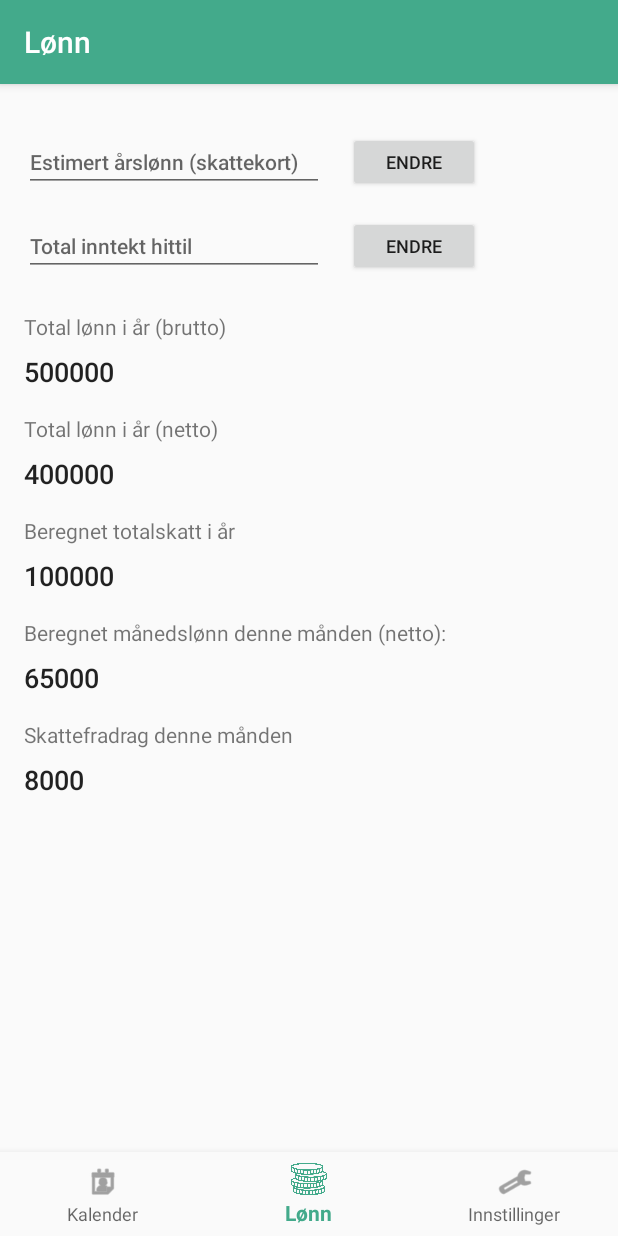
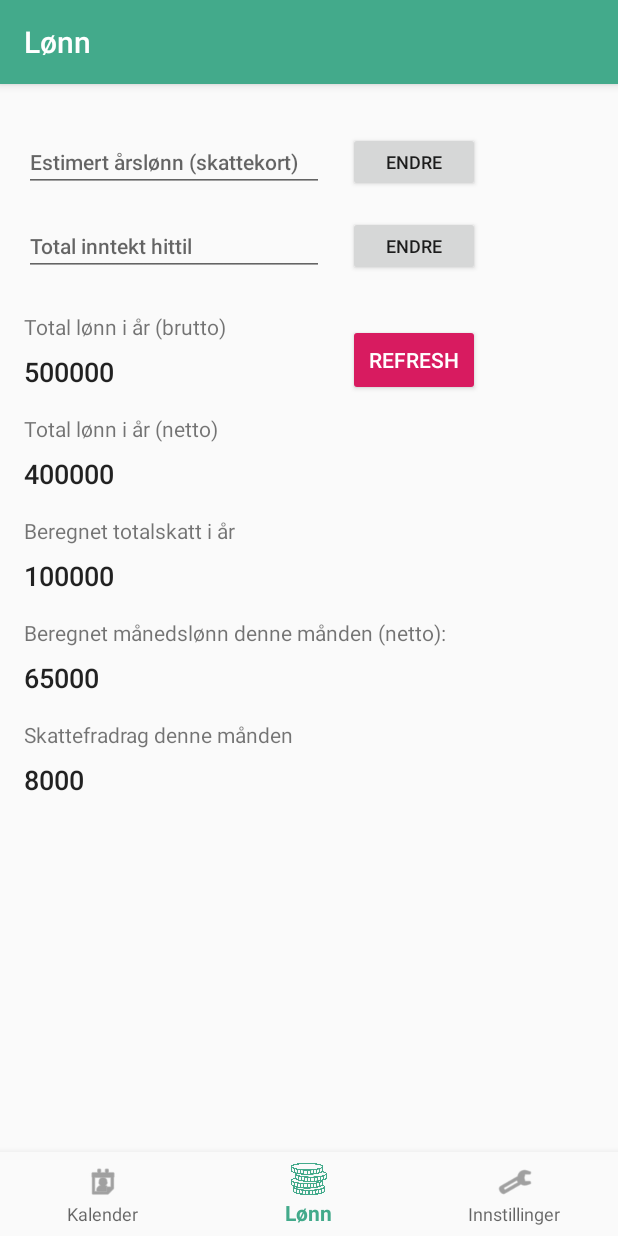
Before and after one commit to marcusbirkeland/terminus, an Android app: the DashboardFragment screen opened through its navigation route, on a phone screen of 412 x 824 dp. Run offline under Robolectric (Android 15) with nearby library versions, the phone set to English and light mode, and no system bars; our stand-ins replace navigation-ui; libraries missing offline, so code that uses them is left out: com.nostra13.universalimageloader.

```diff
--- a/app/src/main/java/com/example/jobbkalender/ui/dashboard/DashboardFragment.java
+++ b/app/src/main/java/com/example/jobbkalender/ui/dashboard/DashboardFragment.java
@@ -1,9 +1,13 @@
 package com.example.jobbkalender.ui.dashboard;
 
+import android.content.Context;
+import android.content.SharedPreferences;
 import android.os.Bundle;
+import android.util.Log;
 import android.view.LayoutInflater;
 import android.view.View;
 import android.view.ViewGroup;
+import android.widget.Button;
 import android.widget.TextView;
 
 import androidx.annotation.Nullable;
@@ -12,11 +16,69 @@ import androidx.fragment.app.Fragment;
 import androidx.lifecycle.Observer;
 import androidx.lifecycle.ViewModelProviders;
 
+import com.example.jobbkalender.DataClasses.WorkdayEvent;
 import com.example.jobbkalender.R;
+import com.google.gson.Gson;
+import com.google.gson.reflect.TypeToken;
+
+import org.w3c.dom.Text;
+
+import java.lang.reflect.Type;
+import java.time.LocalTime;
+import java.time.format.DateTimeFormatter;
+import java.time.temporal.Temporal;
+import java.util.ArrayList;
+import java.util.List;
 
 public class DashboardFragment extends Fragment {
 
     private DashboardViewModel dashboardViewModel;
+    private List<WorkdayEvent> workdayEvents = new ArrayList<>();
+    private void loadEvents(){
+        // Laster listen med lagrede jobber.
+        SharedPreferences pref = getActivity().getSharedPreferences("SHARED PREFERENCES", Context.MODE_PRIVATE);
+        Gson gson = new Gson();
+        String json = pref.getString("EVENTLIST",null);
+        Log.d("JSON","Json read: " + json);
+        Type type = new TypeToken<ArrayList<WorkdayEvent>>(){}.getType();
+        try {
+            workdayEvents = gson.fromJson(json,type);
+        } catch (Exception e){
+            Log.e("Error","Failed to load events");
+        }
+    }
+    private double calculateTotalEarningsGross (){
+        double sum=0;
+        DateTimeFormatter dateTimeFormatter = DateTimeFormatter.ISO_LOCAL_TIME;
+        for(WorkdayEvent event : workdayEvents){
+            LocalTime startTime = LocalTime.parse(event.getStartTime(),dateTimeFormatter.ofPattern("HH:mm"));
+            LocalTime endTime = LocalTime.parse(event.getEndTime(),dateTimeFormatter.ofPattern("HH:mm"));
+            int startTimeMinutes = startTime.getHour()*60 + startTime.getMinute();
+            int endTimeMinutes = endTime.getHour()*60 + endTime.getMinute();
+            // Ganger antall minutter med timelønna delt på 60
+            sum += (endTimeMinutes-startTimeMinutes)* (event.getJob().getSalary()/60);
+        }
+        return sum;
+    }
+
+    @Override
+    public void onViewCreated(@NonNull View view, @Nullable Bundle savedInstanceState) {
+        super.onViewCreated(view, savedInstanceState);
+        TextView textViewtotalEarningsGross = getView().findViewById(R.id.textViewGrossCurrentEarnings);
+        TextView textViewtotalEarningsNet = getView().findViewById(R.id.textViewNetCurrentEarnings);
+        TextView textViewtotalTaxes = getView().findViewById(R.id.textViewTotalTaxes);
+        TextView textViewmonthlyEarnings = getView().findViewById(R.id.textViewMonthlySalary);
+        TextView textViewmonthlyTaxes = getView().findViewById(R.id.textViewMonthlyTax);
+        Button refresh = getView().findViewById(R.id.buttonRefreshEarnings);
+
+        refresh.setOnClickListener(new View.OnClickListener() {
+            @Override
+            public void onClick(View v) {
+                loadEvents();
+            }
+        });
+
+    }
 
     public View onCreateView(@NonNull LayoutInflater inflater,
                              ViewGroup container, Bundle savedInstanceState) {
--- a/app/src/main/res/layout/fragment_dashboard.xml
+++ b/app/src/main/res/layout/fragment_dashboard.xml
@@ -173,7 +173,6 @@
         android:layout_width="wrap_content"
         android:layout_height="40dp"
         android:layout_marginStart="16dp"
-        android:layout_marginLeft="16dp"
         android:layout_marginTop="16dp"
         android:text="Endre"
         android:textSize="12sp"
@@ -191,4 +190,15 @@
         app:layout_constraintStart_toStartOf="parent"
         app:layout_constraintTop_toBottomOf="@+id/buttonEditTotalEarnings" />
 
+    <Button
+        android:id="@+id/buttonRefreshEarnings"
+        android:layout_width="wrap_content"
+        android:layout_height="wrap_content"
+        android:layout_marginTop="32dp"
+        android:backgroundTint="@color/colorAccent"
+        android:text="Refresh"
+        android:textColor="#fff"
+        app:layout_constraintEnd_toEndOf="@+id/buttonEditTotalEarnings"
+        app:layout_constraintTop_toBottomOf="@+id/buttonEditTotalEarnings" />
+
 </androidx.constraintlayout.widget.ConstraintLayout>
```
